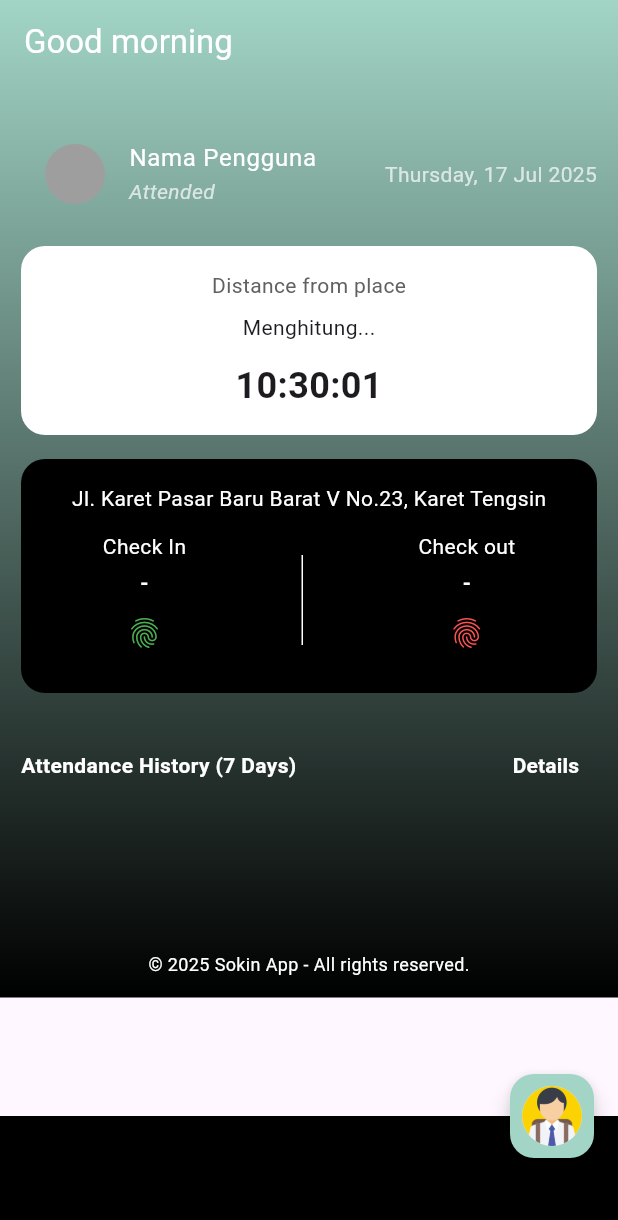
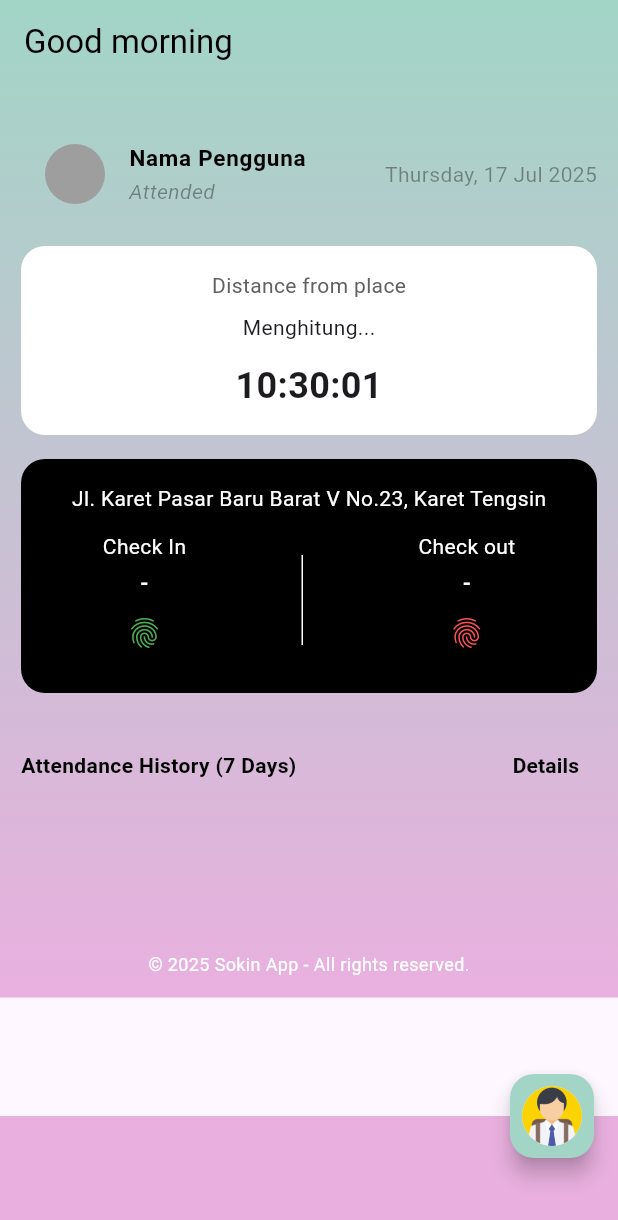
Before and after one commit to MuhammadRafli212/attendance, a Flutter app: the HomeScreen screen opened directly, on a phone screen of 412 x 824 dp. Shown: the top 1220 px of the screen. Run offline on Flutter 3.47's test engine with Material 3 defaults, Android fonts, the phone set to English and light mode, and no system bars; our stand-ins replace geolocator, google_maps_flutter, image_picker, shared_preferences; accounts and stored records are empty; network calls fail.

Commit message:
sokin app

```diff
--- a/lib/page/check_in.dart
+++ b/lib/page/check_in.dart
@@ -134,19 +134,19 @@ class _CheckInPageState extends State<CheckInPage> {
                     child: ElevatedButton(
                       onPressed: isLoading ? null : _checkIn,
                       style: ElevatedButton.styleFrom(
-                        backgroundColor: Colors.green,
+                        backgroundColor: Color(0xFFA2D5C6),
                         padding: const EdgeInsets.symmetric(vertical: 16),
                       ),
                       child:
                           isLoading
                               ? const CircularProgressIndicator(
-                                color: Colors.white,
+                                color: Colors.black,
                               )
                               : const Text(
                                 "Check In Sekarang",
                                 style: TextStyle(
                                   fontSize: 16,
-                                  color: Colors.white,
+                                  color: Colors.black,
                                 ),
                               ),
                     ),
--- a/lib/page/check_out.dart
+++ b/lib/page/check_out.dart
@@ -135,7 +135,7 @@ class _CheckOutPageState extends State<CheckOutPage> {
                     child: ElevatedButton(
                       onPressed: isLoading ? null : _checkOut,
                       style: ElevatedButton.styleFrom(
-                        backgroundColor: Colors.red,
+                        backgroundColor: Color(0xffE9B0DF),
                         padding: const EdgeInsets.symmetric(vertical: 16),
                       ),
                       child:
--- a/lib/page/edit_profil.dart
+++ b/lib/page/edit_profil.dart
@@ -82,7 +82,7 @@ class _EditProfilePageState extends State<EditProfilePage> {
       appBar: AppBar(
         title: const Text("Ubah Profil"),
         backgroundColor: Colors.transparent,
-        foregroundColor: Colors.white,
+        foregroundColor: Colors.black,
         elevation: 0,
         leading: IconButton(
           icon: const Icon(Icons.arrow_back),
@@ -95,7 +95,7 @@ class _EditProfilePageState extends State<EditProfilePage> {
         height: double.infinity,
         decoration: const BoxDecoration(
           gradient: LinearGradient(
-            colors: [Color(0xFFA2D5C6), Color(0xFF000000)],
+            colors: [Color(0xFFA2D5C6), Color(0xFFE9B0DF)],
             begin: Alignment.topCenter,
             end: Alignment.bottomCenter,
           ),
--- a/lib/page/home_screen.dart
+++ b/lib/page/home_screen.dart
@@ -137,13 +137,13 @@ class _HomeScreenState extends State<HomeScreen> {
       appBar: AppBar(
         title: Text(greeting),
         backgroundColor: Colors.transparent,
-        foregroundColor: Colors.white,
+        foregroundColor: Colors.black,
         elevation: 0,
       ),
       body: Container(
         decoration: const BoxDecoration(
           gradient: LinearGradient(
-            colors: [Color(0xffA2D5C6), Color(0xFF000000)],
+            colors: [Color(0xffA2D5C6), Color(0xFFE9B0DF)],
             begin: Alignment.topCenter,
             end: Alignment.bottomCenter,
           ),
@@ -162,7 +162,11 @@ class _HomeScreenState extends State<HomeScreen> {
                       child: ListTile(
                         title: Text(
                           userProfile?.name ?? 'Nama Pengguna',
-                          style: const TextStyle(color: Colors.white),
+                          style: const TextStyle(
+                            color: Colors.black,
+                            fontSize: 15,
+                            fontWeight: FontWeight.bold,
+                          ),
                         ),
                         subtitle: Text(
                           isLoggedIn
@@ -170,7 +174,7 @@ class _HomeScreenState extends State<HomeScreen> {
                               : 'Silakan login terlebih dahulu',
                           style: TextStyle(
                             color:
-                                isLoggedIn ? Colors.white70 : Colors.redAccent,
+                                isLoggedIn ? Colors.black38 : Colors.redAccent,
                             fontStyle: FontStyle.italic,
                           ),
                         ),
@@ -185,7 +189,7 @@ class _HomeScreenState extends State<HomeScreen> {
                     ),
                     Text(
                       currentDate,
-                      style: const TextStyle(color: Colors.white70),
+                      style: const TextStyle(color: Colors.black38),
                     ),
                   ],
                 ),
@@ -317,7 +321,7 @@ class _HomeScreenState extends State<HomeScreen> {
                         "Attendance History (7 Days)",
                         style: TextStyle(
                           fontWeight: FontWeight.bold,
-                          color: Colors.white,
+                          color: Colors.black,
                         ),
                       ),
                       TextButton(
@@ -332,7 +336,7 @@ class _HomeScreenState extends State<HomeScreen> {
                         child: const Text(
                           "Details",
                           style: TextStyle(
-                            color: Colors.white,
+                            color: Colors.black,
                             fontWeight: FontWeight.bold,
                           ),
                         ),
@@ -402,7 +406,7 @@ class _HomeScreenState extends State<HomeScreen> {
           ),
         ),
       ),
-      bottomNavigationBar: BottomAppBar(color: Colors.black),
+      bottomNavigationBar: BottomAppBar(color: Color(0xffE9B0DF)),
       floatingActionButton: FloatingActionButton(
         backgroundColor: const Color(0xFFA2D5C6),
         onPressed: () {
--- a/lib/page/login_screen.dart
+++ b/lib/page/login_screen.dart
@@ -75,7 +75,7 @@ class _LoginPageState extends State<LoginPage> with TickerProviderStateMixin {
           gradient: LinearGradient(
             begin: Alignment.topCenter,
             end: Alignment.bottomCenter,
-            colors: [Color(0xFFA2D5C6), Color(0xFF1F1E1E)],
+            colors: [Color(0xFFA2D5C6), Color(0xFFE9B0DF)],
           ),
         ),
         child: SafeArea(
--- a/lib/page/new_password.dart
+++ b/lib/page/new_password.dart
@@ -97,7 +97,7 @@ class _NewPasswordPageState extends State<NewPasswordPage> {
             gradient: LinearGradient(
               begin: Alignment.topCenter,
               end: Alignment.bottomCenter,
-              colors: [Color(0xFFA2D5C6), Color(0xFF000000)],
+              colors: [Color(0xFFA2D5C6), Color(0xFFE9B0DF)],
             ),
           ),
           child: SafeArea(
--- a/lib/page/register_screen.dart
+++ b/lib/page/register_screen.dart
@@ -120,7 +120,7 @@ class _RegisterPageState extends State<RegisterPage>
       body: Container(
         decoration: const BoxDecoration(
           gradient: LinearGradient(
-            colors: [Color(0xFFA2D5C6), Color(0xFF1F1E1E)],
+            colors: [Color(0xFFA2D5C6), Color(0xFFE9B0DF)],
             begin: Alignment.topCenter,
             end: Alignment.bottomCenter,
           ),
--- a/lib/page/reset_password.dart
+++ b/lib/page/reset_password.dart
@@ -79,7 +79,7 @@ class _ResetPasswordPageState extends State<ResetPasswordPage> {
       body: Container(
         decoration: const BoxDecoration(
           gradient: LinearGradient(
-            colors: [Color(0xFFA2D5C6), Color(0xFF000000)],
+            colors: [Color(0xFFA2D5C6), Color(0xFFE9B0DF)],
             begin: Alignment.topCenter,
             end: Alignment.bottomCenter,
           ),
--- a/lib/page/splash.dart
+++ b/lib/page/splash.dart
@@ -60,7 +60,7 @@ class _SplashPageState extends State<SplashPage> with TickerProviderStateMixin {
   @override
   Widget build(BuildContext context) {
     return Scaffold(
-      backgroundColor: Colors.white,
+      backgroundColor: Color(0xFFA2D5C6),
       body: FadeTransition(
         opacity: _animation,
         child: Center(
```
Also changed, not shown: lib/page/attendance_history.dart (+5 -5 lines), lib/page/profil.dart (+5 -5 lines).
